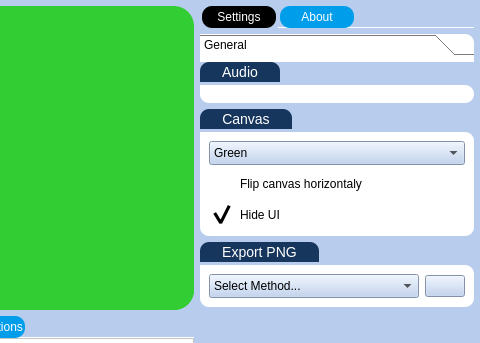
Before: the Qt Designer form UI/main.ui in Gemmstone/PyNGtuber, drawn with Qt 5; both pictures show x 486 to 966 and y 0 to 343 of the 966 by 620 pixel window.
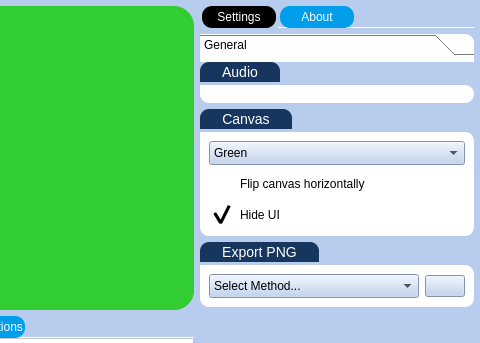
After: the same form once the commit is applied. Icons and pictures are not drawn.

Commit message: Added a way to flip the canvas horizontally

```diff
--- a/UI/main.ui
+++ b/UI/main.ui
@@ -1831,7 +1831,7 @@
                                    <string notr="true"/>
                                   </property>
                                   <property name="text">
-                                   <string>Flip canvas horizontaly</string>
+                                   <string>Flip canvas horizontally</string>
                                   </property>
                                   <property name="checked">
                                    <bool>false</bool>
```
